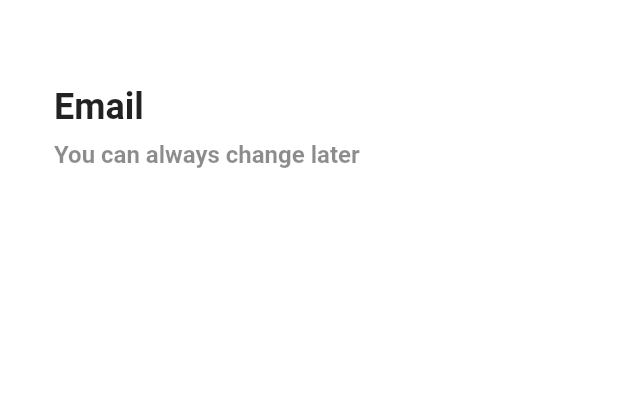
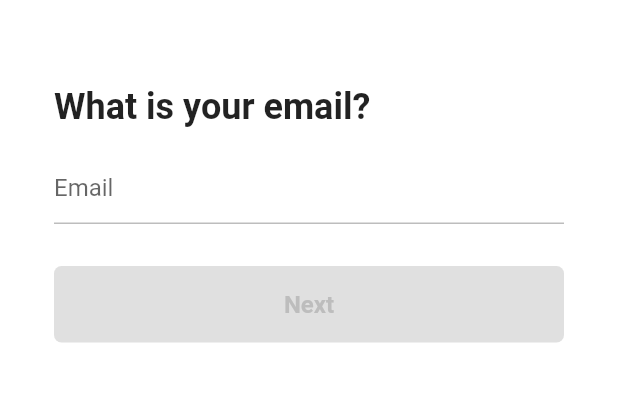
Before and after one commit to feelfireff1/tiktok-flutter-clone, a Flutter app: the EmailScreen screen opened directly, on a phone screen of 412 x 824 dp, the part 58-460 px from its top. Run offline on Flutter 3.47's test engine with Material 2 defaults, Android fonts, the light colour scheme and no system bars; our stand-ins replace font_awesome_flutter.

Commit message:
#4.5 FormButton

```diff
--- a/tiktok_clone/lib/features/authentication/email_screen.dart
+++ b/tiktok_clone/lib/features/authentication/email_screen.dart
@@ -1,8 +1,36 @@
 import 'package:flutter/material.dart';
 import 'package:tiktok_clone/constants/constants.dart';
 
-class EmailScreen extends StatelessWidget {
+import 'widgets/form_button.dart';
+
+class EmailScreen extends StatefulWidget {
   const EmailScreen({super.key});
+
+  @override
+  State<EmailScreen> createState() => _EmailScreenState();
+}
+
+class _EmailScreenState extends State<EmailScreen> {
+  final TextEditingController _usernameController = TextEditingController();
+
+  String _username = '';
+
+  @override
+  void initState() {
+    super.initState();
+
+    _usernameController.addListener(() {
+      setState(() {
+        _username = _usernameController.text;
+      });
+    });
+  }
+
+  @override
+  void dispose() {
+    _usernameController.dispose();
+    super.dispose();
+  }
 
   @override
   Widget build(BuildContext context) {
@@ -14,24 +42,35 @@ class EmailScreen extends StatelessWidget {
         padding: const EdgeInsets.symmetric(horizontal: Sizes.size36),
         child: Column(
           crossAxisAlignment: CrossAxisAlignment.start,
-          children: const [
+          children: [
             Gaps.v40,
-            Text(
-              'Email',
+            const Text(
+              'What is your email?',
               style: TextStyle(
                 fontSize: Sizes.size24,
                 fontWeight: FontWeight.w700,
               ),
             ),
-            Gaps.v8,
-            Text(
-              'You can always change later',
-              style: TextStyle(
-                color: Colors.black45,
-                fontSize: Sizes.size16,
-                fontWeight: FontWeight.w600,
+            Gaps.v16,
+            TextField(
+              controller: _usernameController,
+              cursorColor: Theme.of(context).primaryColor,
+              decoration: InputDecoration(
+                hintText: 'Email',
+                enabledBorder: UnderlineInputBorder(
+                  borderSide: BorderSide(
+                    color: Colors.grey.shade400,
+                  ),
+                ),
+                focusedBorder: UnderlineInputBorder(
+                  borderSide: BorderSide(
+                    color: Colors.grey.shade400,
+                  ),
+                ),
               ),
-            )
+            ),
+            Gaps.v28,
+            FormButton(disabled: _username.isEmpty),
           ],
         ),
       ),
--- /dev/null
+++ b/tiktok_clone/lib/features/authentication/widgets/form_button.dart
@@ -0,0 +1,39 @@
+import 'package:flutter/material.dart';
+import 'package:tiktok_clone/constants/constants.dart';
+
+class FormButton extends StatelessWidget {
+  const FormButton({
+    super.key,
+    required this.disabled,
+  });
+
+  final bool disabled;
+
+  @override
+  Widget build(BuildContext context) {
+    return FractionallySizedBox(
+      widthFactor: 1,
+      child: AnimatedContainer(
+        padding: const EdgeInsets.symmetric(vertical: Sizes.size16),
+        decoration: BoxDecoration(
+          borderRadius: BorderRadius.circular(5),
+          color:
+              disabled ? Colors.grey.shade300 : Theme.of(context).primaryColor,
+        ),
+        duration: const Duration(milliseconds: 150),
+        child: AnimatedDefaultTextStyle(
+          duration: const Duration(milliseconds: 150),
+          style: TextStyle(
+            fontSize: Sizes.size16,
+            fontWeight: FontWeight.w600,
+            color: disabled ? Colors.grey.shade400 : Colors.white,
+          ),
+          child: const Text(
+            'Next',
+            textAlign: TextAlign.center,
+          ),
+        ),
+      ),
+    );
+  }
+}
```
Also changed, not shown: tiktok_clone/lib/features/authentication/username_screen.dart (+21 -22 lines).
